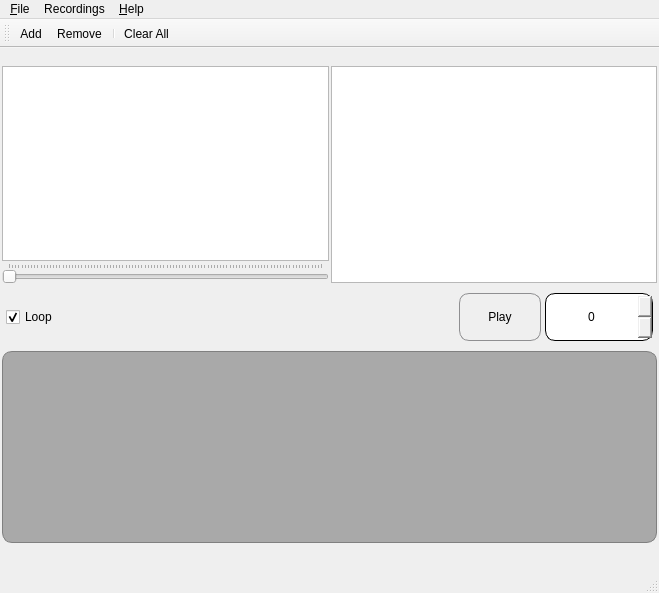
First picture: the form in rekhtanavees/ui/mainwindow.ui, repository RoXimn/rekhtanavees, before the edit.
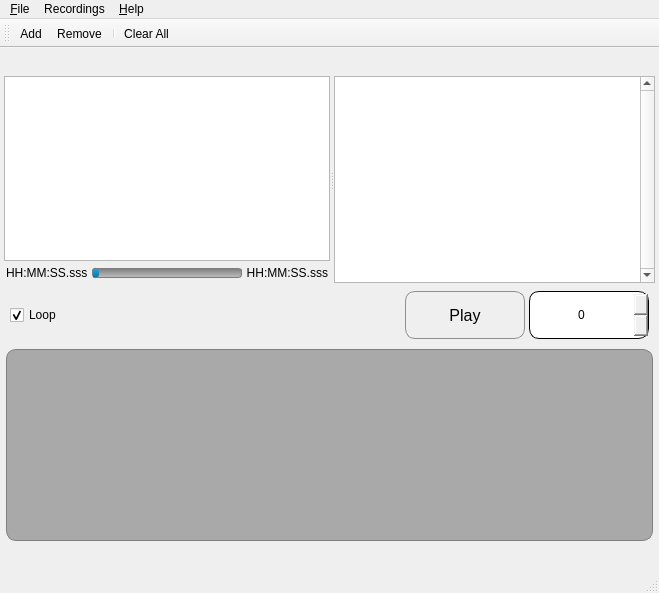
Second picture: the form after the edit. Icons and pictures are not drawn. Custom widgets are drawn as their Qt base class.

Diff of the .ui file:
```diff
--- a/rekhtanavees/ui/mainwindow.ui
+++ b/rekhtanavees/ui/mainwindow.ui
@@ -24,7 +24,6 @@
     border-radius: 10px;
     background-color: qlineargradient(x1: 0, y1: 0, x2: 0, y2: 1,
                                       stop: 0 #f6f7fa, stop: 1 #dadbde);
-    min-width: 80px;
 }
 
 QPushButton:pressed {
@@ -55,37 +54,92 @@
     height: 24px;
     border-image: url(:/images/icons/circle-chevron-right.png) 1;
     border-width: 3px;
-}</string>
+}
+
+QSlider::groove:horizontal {
+    border: 1px solid #7d7d7d;
+    height: 8px; /* the groove expands to the size of the slider by default. by giving it a height, it has a fixed size */
+    background: qlineargradient(x1:0, y1:0, x2:0, y2:1, stop:0 #7d7d7d, stop:1 #bebebe);
+    margin: 1px 0;
+	border-radius: 3px;
+}
+
+/*
+QSlider::groove:horizontal:disabled {
+    border: 1px dotted #999999;
+}
+*/
+
+QSlider::handle:horizontal {
+    background-color: qlineargradient(spread:pad, x1:0, y1:0, x2:0, y2:1, stop:0 #12a7ec, stop:1 #0d77a8);
+    border: 0;
+    width: 6px;
+    margin: 0; /* handle is placed by default on the contents rect of the groove. Expand outside the groove */
+    border-radius: 2px;
+}
+
+/*
+QSlider::handle:horizontal:disabled {
+    background: qlineargradient(x1:0, y1:0, x2:0, y2:1, stop:0 #bebebe, stop:1 #7d7d7d);
+}
+*/
+
+QSlider::sub-page:horizontal {
+	background-color: qlineargradient(spread:pad, x1:0, y1:0, x2:0, y2:1, stop:0 #12a7ec, stop:1 #0d77a8);
+	border: 0px solid #0d77a8;
+	border-radius: 0px;
+	margin: 2px 0.5px;
+}
+
+/*
+QSlider::sub-page:horizontal:disabled {
+	background: qlineargradient(x1:0, y1:0, x2:0, y2:1, stop:0 #bebebe, stop:1 #7d7d7d);
+}
+*/</string>
   </property>
   <widget class="QWidget" name="centralwidget">
-   <layout class="QVBoxLayout" name="verticalLayout_2">
+   <layout class="QVBoxLayout" name="verticalLayout_4" stretch="0,1,0,0">
+    <property name="spacing">
+     <number>2</number>
+    </property>
+    <property name="leftMargin">
+     <number>4</number>
+    </property>
+    <property name="topMargin">
+     <number>2</number>
+    </property>
+    <property name="rightMargin">
+     <number>4</number>
+    </property>
+    <property name="bottomMargin">
+     <number>2</number>
+    </property>
     <item>
      <widget class="QLabel" name="lblRecordingsTitle">
+      <property name="sizePolicy">
+       <sizepolicy hsizetype="MinimumExpanding" vsizetype="Minimum">
+        <horstretch>0</horstretch>
+        <verstretch>0</verstretch>
+       </sizepolicy>
+      </property>
+      <property name="minimumSize">
+       <size>
+        <width>0</width>
+        <height>24</height>
+       </size>
+      </property>
       <property name="text">
        <string/>
       </property>
      </widget>
     </item>
     <item>
-     <widget class="QWidget" name="wViewer" native="true">
-      <layout class="QHBoxLayout" name="horizontalLayout_2">
-       <property name="spacing">
-        <number>2</number>
-       </property>
-       <property name="leftMargin">
-        <number>2</number>
-       </property>
-       <property name="topMargin">
-        <number>2</number>
-       </property>
-       <property name="rightMargin">
-        <number>2</number>
-       </property>
-       <property name="bottomMargin">
-        <number>2</number>
-       </property>
-       <item>
-        <layout class="QVBoxLayout" name="verticalLayout_6">
+     <widget class="QSplitter" name="viewSplitter">
+      <property name="orientation">
+       <enum>Qt::Orientation::Horizontal</enum>
+      </property>
+      <widget class="QWidget" name="layoutWidget">
+       <layout class="QVBoxLayout" name="verticalLayout_2">
          <item>
           <widget class="QGraphicsView" name="videoView">
            <property name="focusPolicy">
@@ -103,10 +157,55 @@
           </widget>
          </item>
          <item>
+         <layout class="QHBoxLayout" name="horizontalLayout_2" stretch="0,1,0">
+          <property name="spacing">
+           <number>4</number>
+          </property>
+          <property name="leftMargin">
+           <number>2</number>
+          </property>
+          <property name="rightMargin">
+           <number>2</number>
+          </property>
+          <item>
+           <widget class="QLabel" name="lblCurrentPosition">
+            <property name="sizePolicy">
+             <sizepolicy hsizetype="Fixed" vsizetype="Preferred">
+              <horstretch>0</horstretch>
+              <verstretch>0</verstretch>
+             </sizepolicy>
+            </property>
+            <property name="minimumSize">
+             <size>
+              <width>48</width>
+              <height>0</height>
+             </size>
+            </property>
+            <property name="toolTip">
+             <string>Current Position</string>
+            </property>
+            <property name="text">
+             <string>HH:MM:SS.sss</string>
+            </property>
+            <property name="alignment">
+             <set>Qt::AlignmentFlag::AlignLeading|Qt::AlignmentFlag::AlignLeft|Qt::AlignmentFlag::AlignVCenter</set>
+            </property>
+           </widget>
+          </item>
+          <item>
           <widget class="QSlider" name="playSlider">
+            <property name="enabled">
+             <bool>true</bool>
+            </property>
            <property name="focusPolicy">
             <enum>Qt::FocusPolicy::NoFocus</enum>
            </property>
+            <property name="value">
+             <number>0</number>
+            </property>
+            <property name="sliderPosition">
+             <number>0</number>
+            </property>
            <property name="orientation">
             <enum>Qt::Orientation::Horizontal</enum>
            </property>
@@ -121,12 +220,67 @@
            </property>
           </widget>
          </item>
-        </layout>
-       </item>
        <item>
-        <widget class="QTableView" name="tbvListing"/>
-       </item>
-      </layout>
+           <widget class="QLabel" name="lblTotalLength">
+            <property name="sizePolicy">
+             <sizepolicy hsizetype="Fixed" vsizetype="Preferred">
+              <horstretch>0</horstretch>
+              <verstretch>0</verstretch>
+             </sizepolicy>
+            </property>
+            <property name="minimumSize">
+             <size>
+              <width>48</width>
+              <height>0</height>
+             </size>
+            </property>
+            <property name="toolTip">
+             <string>Total Length</string>
+            </property>
+            <property name="text">
+             <string>HH:MM:SS.sss</string>
+            </property>
+            <property name="alignment">
+             <set>Qt::AlignmentFlag::AlignRight|Qt::AlignmentFlag::AlignTrailing|Qt::AlignmentFlag::AlignVCenter</set>
+            </property>
+           </widget>
+          </item>
+         </layout>
+        </item>
+       </layout>
+      </widget>
+      <widget class="QTableView" name="tbvListing">
+       <property name="focusPolicy">
+        <enum>Qt::FocusPolicy::WheelFocus</enum>
+       </property>
+       <property name="verticalScrollBarPolicy">
+        <enum>Qt::ScrollBarPolicy::ScrollBarAlwaysOn</enum>
+       </property>
+       <property name="editTriggers">
+        <set>QAbstractItemView::EditTrigger::NoEditTriggers</set>
+       </property>
+       <property name="alternatingRowColors">
+        <bool>true</bool>
+       </property>
+       <property name="selectionMode">
+        <enum>QAbstractItemView::SelectionMode::SingleSelection</enum>
+       </property>
+       <property name="selectionBehavior">
+        <enum>QAbstractItemView::SelectionBehavior::SelectRows</enum>
+       </property>
+       <property name="gridStyle">
+        <enum>Qt::PenStyle::DotLine</enum>
+       </property>
+       <property name="wordWrap">
+        <bool>false</bool>
+       </property>
+       <property name="cornerButtonEnabled">
+        <bool>false</bool>
+       </property>
+       <attribute name="horizontalHeaderStretchLastSection">
+        <bool>true</bool>
+       </attribute>
+      </widget>
      </widget>
     </item>
     <item>
@@ -164,6 +318,11 @@
            <height>48</height>
           </size>
          </property>
+         <property name="font">
+          <font>
+           <fontweight>DemiBold</fontweight>
+          </font>
+         </property>
          <property name="focusPolicy">
           <enum>Qt::FocusPolicy::NoFocus</enum>
          </property>
@@ -171,7 +330,14 @@
           <string>Loop</string>
          </property>
          <property name="icon">
-          <iconset theme="QIcon::ThemeIcon::SyncSynchronizing"/>
+          <iconset resource="mainwindow.qrc">
+           <normaloff>:/images/icons/view-refresh.png</normaloff>:/images/icons/view-refresh.png</iconset>
+         </property>
+         <property name="iconSize">
+          <size>
+           <width>16</width>
+           <height>16</height>
+          </size>
          </property>
          <property name="checked">
           <bool>true</bool>
@@ -195,10 +361,15 @@
         <widget class="QPushButton" name="btnPlay">
          <property name="minimumSize">
           <size>
-           <width>108</width>
+           <width>120</width>
            <height>48</height>
           </size>
          </property>
+         <property name="font">
+          <font>
+           <pointsize>12</pointsize>
+          </font>
+         </property>
          <property name="focusPolicy">
           <enum>Qt::FocusPolicy::NoFocus</enum>
          </property>
@@ -206,7 +377,14 @@
           <string>Play</string>
          </property>
          <property name="icon">
-          <iconset theme="QIcon::ThemeIcon::MediaPlaybackStart"/>
+          <iconset resource="mainwindow.qrc">
+           <normaloff>:/images/icons/media-playback-start.png</normaloff>:/images/icons/media-playback-start.png</iconset>
+         </property>
+         <property name="iconSize">
+          <size>
+           <width>24</width>
+           <height>24</height>
+          </size>
          </property>
          <property name="shortcut">
           <string>Space</string>
@@ -223,7 +401,7 @@
          </property>
          <property name="minimumSize">
           <size>
-           <width>108</width>
+           <width>120</width>
            <height>48</height>
           </size>
          </property>
```
Left out of the diff: 4 changed lines with no effect on the pictures. Lines whose indentation alone changed are shown as unchanged.
